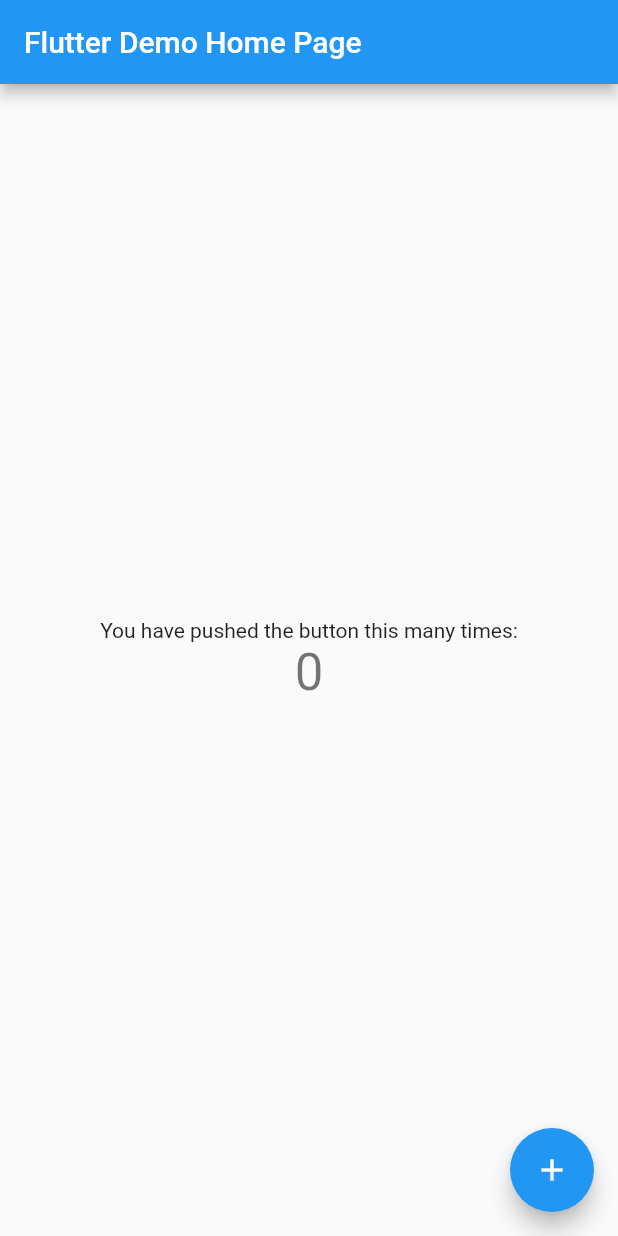
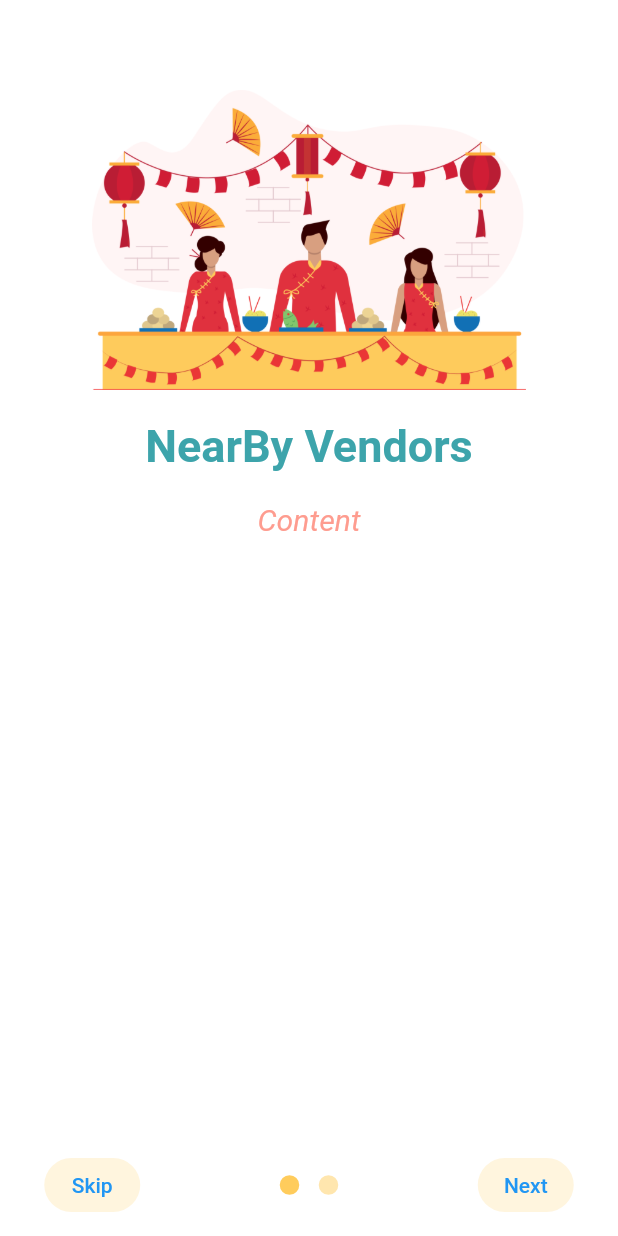
Before and after one commit to Avantikamal/HomeBox2, a Flutter app: the screen it shows after launch, on a phone screen of 412 x 824 dp. Run offline on Flutter 3.47's test engine with Material 2 defaults, Android fonts, the phone set to English and light mode, and no system bars; drawn by our look-alikes of intro_slider; our stand-ins replace flutter_spinkit; Roboto replaces fonts that are missing (Raleway, RobotoMono).

Commit message:
Pages Added

```diff
--- a/lib/main.dart
+++ b/lib/main.dart
@@ -1,4 +1,6 @@
 import 'package:flutter/material.dart';
+import 'package:homebox/screens/Intro.dart';
+import 'package:homebox/screens/splash.dart';
 
 void main() => runApp(MyApp());
 
@@ -7,105 +9,11 @@
   @override
   Widget build(BuildContext context) {
     return MaterialApp(
-      title: 'Flutter Demo',
-      theme: ThemeData(
-        // This is the theme of your application.
-        //
-        // Try running your application with "flutter run". You'll see the
-        // application has a blue toolbar. Then, without quitting the app, try
-        // changing the primarySwatch below to Colors.green and then invoke
-        // "hot reload" (press "r" in the console where you ran "flutter run",
-        // or simply save your changes to "hot reload" in a Flutter IDE).
-        // Notice that the counter didn't reset back to zero; the application
-        // is not restarted.
-        primarySwatch: Colors.blue,
-      ),
-      home: MyHomePage(title: 'Flutter Demo Home Page'),
+      debugShowCheckedModeBanner: false,
+      home: SplashScreen(),
+      routes: <String, WidgetBuilder>{
+        '/HomeScreen': (BuildContext context) => Intro()
+      },
     );
   }
 }
-
-class MyHomePage extends StatefulWidget {
-  MyHomePage({Key key, this.title}) : super(key: key);
-
-  // This widget is the home page of your application. It is stateful, meaning
-  // that it has a State object (defined below) that contains fields that affect
-  // how it looks.
-
-  // This class is the configuration for the state. It holds the values (in this
-  // case the title) provided by the parent (in this case the App widget) and
-  // used by the build method of the State. Fields in a Widget subclass are
-  // always marked "final".
-
-  final String title;
-
-  @override
-  _MyHomePageState createState() => _MyHomePageState();
-}
-
-class _MyHomePageState extends State<MyHomePage> {
-  int _counter = 0;
-
-  void _incrementCounter() {
-    setState(() {
-      // This call to setState tells the Flutter framework that something has
-      // changed in this State, which causes it to rerun the build method below
-      // so that the display can reflect the updated values. If we changed
-      // _counter without calling setState(), then the build method would not be
-      // called again, and so nothing would appear to happen.
-      _counter++;
-    });
-  }
-
-  @override
-  Widget build(BuildContext context) {
-    // This method is rerun every time setState is called, for instance as done
-    // by the _incrementCounter method above.
-    //
-    // The Flutter framework has been optimized to make rerunning build methods
-    // fast, so that you can just rebuild anything that needs updating rather
-    // than having to individually change instances of widgets.
-    return Scaffold(
-      appBar: AppBar(
-        // Here we take the value from the MyHomePage object that was created by
-        // the App.build method, and use it to set our appbar title.
-        title: Text(widget.title),
-      ),
-      body: Center(
-        // Center is a layout widget. It takes a single child and positions it
-        // in the middle of the parent.
-        child: Column(
-          // Column is also a layout widget. It takes a list of children and
-          // arranges them vertically. By default, it sizes itself to fit its
-          // children horizontally, and tries to be as tall as its parent.
-          //
-          // Invoke "debug painting" (press "p" in the console, choose the
-          // "Toggle Debug Paint" action from the Flutter Inspector in Android
-          // Studio, or the "Toggle Debug Paint" command in Visual Studio Code)
-          // to see the wireframe for each widget.
-          //
-          // Column has various properties to control how it sizes itself and
-          // how it positions its children. Here we use mainAxisAlignment to
-          // center the children vertically; the main axis here is the vertical
-          // axis because Columns are vertical (the cross axis would be
-          // horizontal).
-          mainAxisAlignment: MainAxisAlignment.center,
-          children: <Widget>[
-            Text(
-              'You have pushed the button this many times:',
-            ),
-            Text(
-              '$_counter',
-              style: Theme.of(context).textTheme.display1,
-            ),
-          ],
-        ),
-      ),
-      floatingActionButton: FloatingActionButton(
-        onPressed: _incrementCounter,
-        tooltip: 'Increment',
-        child: Icon(Icons.add),
-      ), // This trailing comma makes auto-formatting nicer for build methods.
-    );
-  }
-}
--- /dev/null
+++ b/lib/screens/Intro.dart
@@ -0,0 +1,164 @@
+import 'package:flutter/material.dart';
+import 'package:homebox/screens/Login.dart';
+import 'package:intro_slider/intro_slider.dart';
+import 'package:intro_slider/slide_object.dart';
+import 'package:intro_slider/dot_animation_enum.dart';
+
+class Intro extends StatefulWidget {
+  @override
+  _Intro createState() => _Intro();
+}
+
+class _Intro extends State<Intro> {
+  List<Slide> slides = new List();
+  Function goToTab;
+  @override
+  void initState() {
+    super.initState();
+
+    slides.add(
+      new Slide(
+        title: "NearBy Vendors",
+        styleTitle: TextStyle(
+            color: Color(0xff3da4ab),
+            fontSize: 30.0,
+            fontWeight: FontWeight.bold,
+            fontFamily: 'RobotoMono'),
+        description: "Content",
+        styleDescription: TextStyle(
+            color: Color(0xfffe9c8f),
+            fontSize: 20.0,
+            fontStyle: FontStyle.italic,
+            fontFamily: 'Raleway'),
+        pathImage: "assets/logo/food.png",
+      ),
+    );
+    slides.add(
+      new Slide(
+        title: "Delivery Boy",
+        styleTitle: TextStyle(
+            color: Color(0xff3da4ab),
+            fontSize: 30.0,
+            fontWeight: FontWeight.bold,
+            fontFamily: 'RobotoMono'),
+        description: "Content",
+        styleDescription: TextStyle(
+            color: Color(0xfffe9c8f),
+            fontSize: 20.0,
+            fontStyle: FontStyle.italic,
+            fontFamily: 'Raleway'),
+        pathImage: "assets/logo/delivery.png",
+      ),
+    );
+  }
+
+  void onDonePress() {
+    // Back to the first tab
+    this.goToTab(0);
+  }
+
+  void onTabChangeCompleted(index) {
+    // Index of current tab is focused
+  }
+
+  Widget renderNextBtn() {
+    return Text("Next");
+  }
+
+  Widget renderDoneBtn() {
+    return GestureDetector(
+        onTap: () {
+          Navigator.push(
+              context, MaterialPageRoute(builder: (context) => Login()));
+        },
+        child: Text("Done"));
+  }
+
+  Widget renderSkipBtn() {
+    return Text("Skip");
+  }
+
+  List<Widget> renderListCustomTabs() {
+    List<Widget> tabs = new List();
+    for (int i = 0; i < slides.length; i++) {
+      Slide currentSlide = slides[i];
+      tabs.add(Container(
+        width: double.infinity,
+        height: double.infinity,
+        child: Container(
+          margin: EdgeInsets.only(bottom: 60.0, top: 60.0),
+          child: ListView(
+            children: <Widget>[
+              GestureDetector(
+                  child: Image.asset(
+                currentSlide.pathImage,
+                width: 200.0,
+                height: 200.0,
+                fit: BoxFit.contain,
+              )),
+              Container(
+                child: Text(
+                  currentSlide.title,
+                  style: currentSlide.styleTitle,
+                  textAlign: TextAlign.center,
+                ),
+                margin: EdgeInsets.only(top: 20.0),
+              ),
+              Container(
+                child: Text(
+                  currentSlide.description,
+                  style: currentSlide.styleDescription,
+                  textAlign: TextAlign.center,
+                  maxLines: 5,
+                  overflow: TextOverflow.ellipsis,
+                ),
+                margin: EdgeInsets.only(top: 20.0),
+              ),
+            ],
+          ),
+        ),
+      ));
+    }
+    return tabs;
+  }
+
+  @override
+  Widget build(BuildContext context) {
+    return new IntroSlider(
+      // List slides
+      slides: this.slides,
+
+      // Skip button
+      renderSkipBtn: this.renderSkipBtn(),
+      colorSkipBtn: Color(0x33ffcc5c),
+      highlightColorSkipBtn: Color(0xffffcc5c),
+
+      // Next button
+      renderNextBtn: this.renderNextBtn(),
+
+      // Done button
+      renderDoneBtn: this.renderDoneBtn(),
+      onDonePress: this.onDonePress,
+      colorDoneBtn: Color(0x33ffcc5c),
+      highlightColorDoneBtn: Color(0xffffcc5c),
+
+      // Dot indicator
+      colorDot: Color(0xffffcc5c),
+      sizeDot: 13.0,
+      typeDotAnimation: dotSliderAnimation.SIZE_TRANSITION,
+
+      // Tabs
+      listCustomTabs: this.renderListCustomTabs(),
+      backgroundColorAllSlides: Colors.white,
+      refFuncGoToTab: (refFunc) {
+        this.goToTab = refFunc;
+      },
+
+      // Show or hide status bar
+      shouldHideStatusBar: true,
+
+      // On tab change completed
+      onTabChangeCompleted: this.onTabChangeCompleted,
+    );
+  }
+}
```
Also changed, not shown: lib/screens/Login.dart (added, +104 -0 lines), lib/screens/splash.dart (added, +44 -0 lines), pubspec.yaml (+6 -4 lines), assets/logo/delivery.png (added), assets/logo/food.png (added), assets/logo/splash.png (added), assets/logo/stall.png (added), assets/logo/user.png (added), assets/saman.ttf (added).
